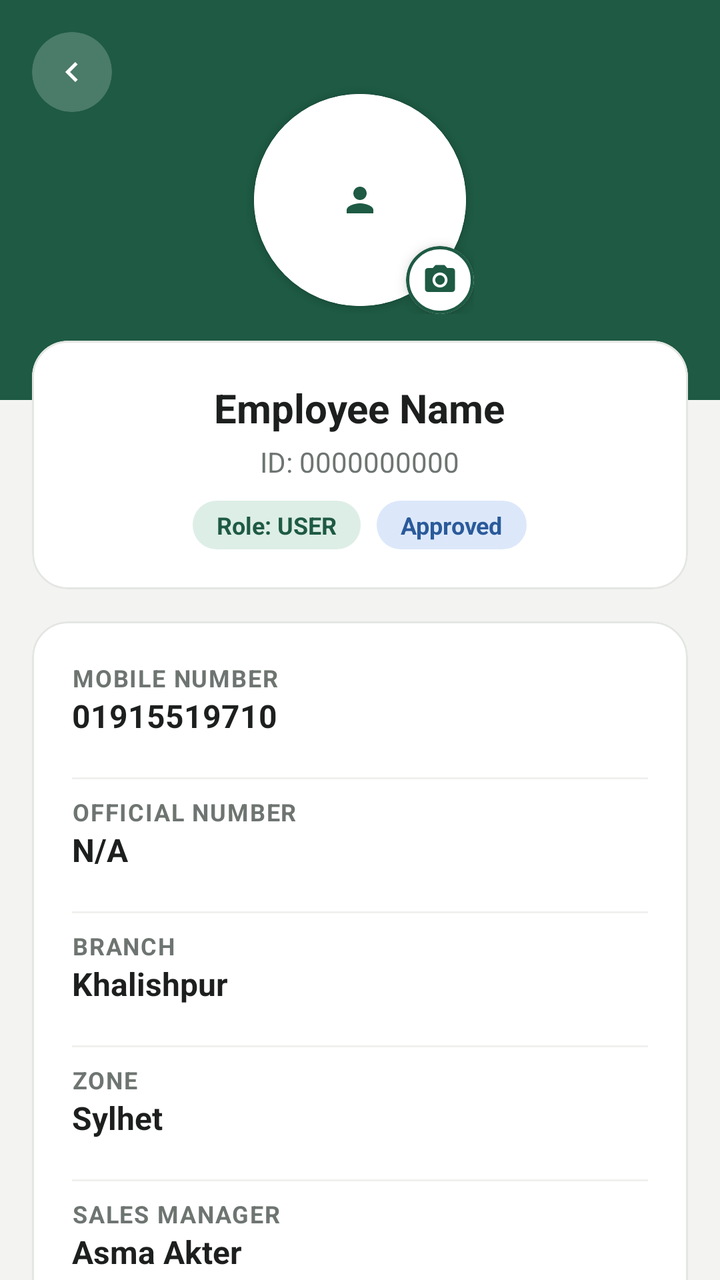
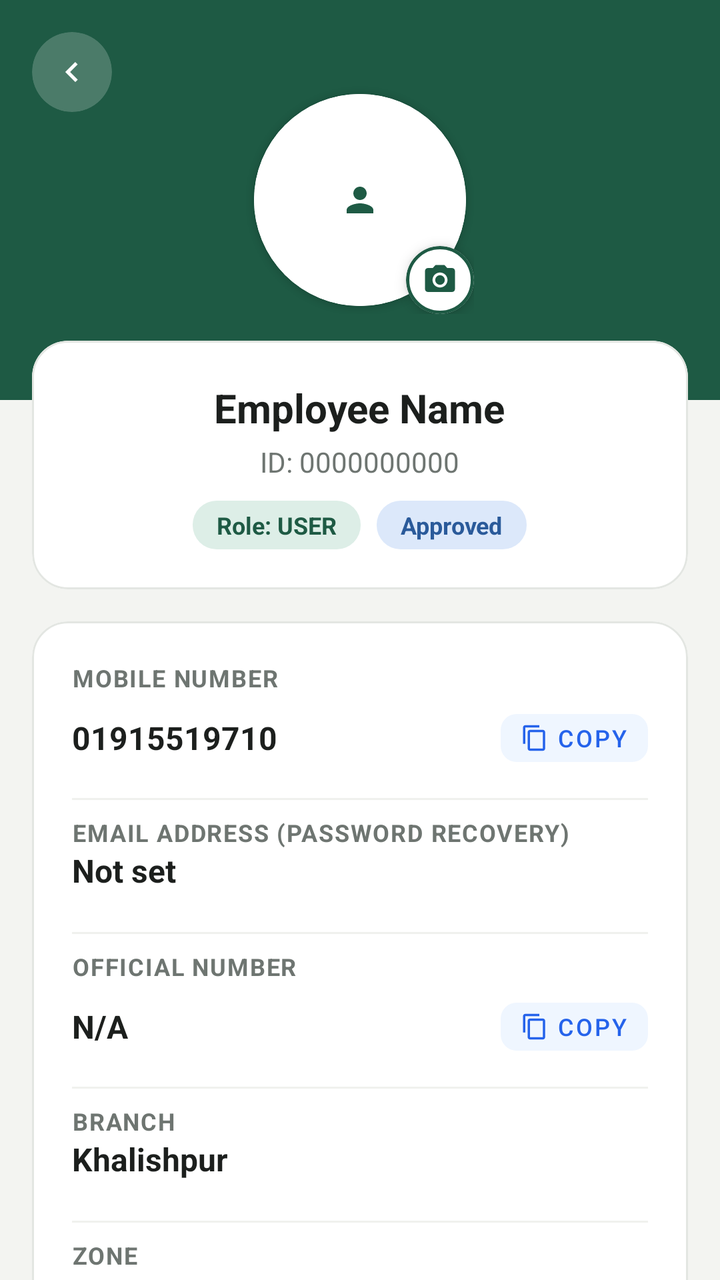

Screens rendered from an Android XML layout before and after an edit, with the pre-edit source and the edit as a unified diff.
<!-- AndroidManifest.xml: application theme Theme.PerformanceTracker -->
<!-- res/layout/activity_profile.xml -->
<?xml version="1.0" encoding="utf-8"?>
<LinearLayout xmlns:android="http://schemas.android.com/apk/res/android"
    xmlns:app="http://schemas.android.com/apk/res-auto"
    android:layout_width="match_parent"
    android:layout_height="match_parent"
    android:background="@color/background"
    android:orientation="vertical">

    <RelativeLayout
        android:layout_width="match_parent"
        android:layout_height="200dp"
        android:background="@color/primary"
        android:padding="16dp">

        <com.google.android.material.card.MaterialCardView
             android:layout_height="40dp"
             android:layout_width="40dp"
             app:cardCornerRadius="20dp"
             app:cardElevation="0dp"
             app:strokeWidth="0dp"
             app:cardBackgroundColor="#33FFFFFF"
             android:clickable="true"
             android:focusable="true"
             android:id="@+id/btnBack">

            <ImageView
                 android:layout_height="20dp"
                 android:layout_width="20dp"
                 android:layout_gravity="center"
                 android:src="@drawable/ic_chevron_right"
                 android:rotation="180"
                 app:tint="#FFFFFF" />

        </com.google.android.material.card.MaterialCardView>

        <FrameLayout
            android:layout_width="114dp"
            android:layout_height="114dp"
            android:layout_centerInParent="true">

            <com.google.android.material.card.MaterialCardView
                android:id="@+id/cardProfileAvatar"
                android:layout_width="106dp"
                android:layout_height="106dp"
                android:layout_gravity="center"
                android:clickable="true"
                android:focusable="true"
                app:cardCornerRadius="53dp"
                app:cardElevation="2dp"
                app:strokeColor="#FFFFFF"
                app:strokeWidth="3.5dp">

                <ImageView
                    android:id="@+id/ivProfileAvatar"
                    android:layout_width="match_parent"
                    android:layout_height="match_parent"
                    android:background="@color/surface_card"
                    android:scaleType="centerInside"
                    android:src="@drawable/ic_person"
                    app:tint="@color/primary"
                    android:padding="20dp" />
            </com.google.android.material.card.MaterialCardView>

            
            <com.google.android.material.card.MaterialCardView
                android:id="@+id/cardEditPhotoBadge"
                android:layout_width="34dp"
                android:layout_height="34dp"
                android:layout_gravity="bottom|end"
                android:clickable="true"
                android:focusable="true"
                app:cardBackgroundColor="@color/surface"
                app:cardCornerRadius="17dp"
                app:cardElevation="4dp"
                app:strokeColor="@color/primary"
                app:strokeWidth="1.5dp">

                <ImageView
                    android:layout_width="18dp"
                    android:layout_height="18dp"
                    android:layout_gravity="center"
                    android:src="@drawable/ic_camera"
                    app:tint="@color/primary" />
            </com.google.android.material.card.MaterialCardView>

        </FrameLayout>
    </RelativeLayout>

    <ScrollView
        android:layout_width="match_parent"
        android:layout_height="match_parent"
        android:layout_marginTop="-30dp"
        android:scrollbars="none">

        <LinearLayout
            android:layout_width="match_parent"
            android:layout_height="wrap_content"
            android:orientation="vertical"
            android:paddingHorizontal="16dp"
            android:paddingBottom="24dp">

            <com.google.android.material.card.MaterialCardView
                android:layout_width="match_parent"
                android:layout_height="wrap_content"
                android:layout_marginBottom="16dp"
                app:strokeColor="@color/card_stroke"
                app:strokeWidth="1dp"
                app:cardBackgroundColor="@color/surface_card"
                app:cardCornerRadius="18dp"
                app:cardElevation="0dp">

                <LinearLayout
                    android:layout_width="match_parent"
                    android:layout_height="wrap_content"
                    android:gravity="center"
                    android:orientation="vertical"
                    android:padding="20dp">

                    <TextView
                        android:id="@+id/tvProfileName"
                        android:layout_width="wrap_content"
                        android:layout_height="wrap_content"
                        android:text="Employee Name"
                        android:textColor="@color/text_primary"
                        android:textSize="20sp"
                        android:textStyle="bold" />

                    <TextView
                        android:id="@+id/tvProfileId"
                        android:layout_width="wrap_content"
                        android:layout_height="wrap_content"
                        android:layout_marginTop="4dp"
                        android:text="ID: 0000000000"
                        android:textColor="@color/text_secondary" />

                    <LinearLayout
                        android:layout_width="wrap_content"
                        android:layout_height="wrap_content"
                        android:layout_marginTop="10dp"
                        android:gravity="center_vertical"
                        android:orientation="horizontal">

                        <TextView
                            android:id="@+id/tvProfileRole"
                            android:layout_width="wrap_content"
                            android:layout_height="wrap_content"
                            android:background="@drawable/bg_badge_green"
                            android:textColor="@color/badge_green_icon"
                            android:paddingHorizontal="12dp"
                            android:paddingVertical="4dp"
                            android:textSize="12sp"
                            android:text="Role: USER"
                            android:textStyle="bold" />

                        <TextView
                            android:id="@+id/tvProfileStatus"
                            android:layout_width="wrap_content"
                            android:layout_height="wrap_content"
                            android:layout_marginStart="8dp"
                            android:background="@drawable/bg_badge_blue"
                            android:textColor="@color/badge_blue_icon"
                            android:paddingHorizontal="12dp"
                            android:paddingVertical="4dp"
                            android:textSize="12sp"
                            android:text="Approved"
                            android:textStyle="bold" />

                    </LinearLayout>
                </LinearLayout>
            </com.google.android.material.card.MaterialCardView>

            <com.google.android.material.card.MaterialCardView
                android:layout_width="match_parent"
                android:layout_height="wrap_content"
                android:layout_marginBottom="20dp"
                app:strokeColor="@color/card_stroke"
                app:strokeWidth="1dp"
                app:cardBackgroundColor="@color/surface_card"
                app:cardCornerRadius="18dp"
                app:cardElevation="0dp">

                <LinearLayout
                    android:layout_width="match_parent"
                    android:layout_height="wrap_content"
                    android:orientation="vertical"
                    android:padding="20dp">

                    <TextView style="@style/ProfileLabel" android:text="Mobile Number" />
                    <TextView android:id="@+id/tvProfileMobile" style="@style/ProfileValue" android:text="01915519710" />
                    <View style="@style/Divider" />

                    <TextView style="@style/ProfileLabel" android:text="Official Number" />
                    <TextView android:id="@+id/tvProfileOfficialNumber" style="@style/ProfileValue" android:text="N/A" />
                    <View style="@style/Divider" />

                    <TextView style="@style/ProfileLabel" android:text="Branch" />
                    <TextView android:id="@+id/tvProfileBranch" style="@style/ProfileValue" android:text="Khalishpur" />
                    <View style="@style/Divider" />

                    <TextView style="@style/ProfileLabel" android:text="Zone" />
                    <TextView android:id="@+id/tvProfileZone" style="@style/ProfileValue" android:text="Sylhet" />
                    <View style="@style/Divider" />

                    <TextView style="@style/ProfileLabel" android:text="Sales Manager" />
                    <TextView android:id="@+id/tvProfileManager" style="@style/ProfileValue" android:text="Asma Akter" />
                </LinearLayout>
            </com.google.android.material.card.MaterialCardView>

            
            <com.google.android.material.card.MaterialCardView
                android:id="@+id/cardProfileTarget"
                android:layout_width="match_parent"
                android:layout_height="wrap_content"
                android:layout_marginBottom="16dp"
                app:strokeColor="@color/card_stroke"
                app:strokeWidth="1dp"
                app:cardBackgroundColor="@color/surface_card"
                app:cardCornerRadius="18dp"
                app:cardElevation="0dp">

                <LinearLayout
                    android:layout_width="match_parent"
                    android:layout_height="wrap_content"
                    android:orientation="vertical"
                    android:padding="20dp">

                    <LinearLayout
                        android:layout_width="match_parent"
                        android:layout_height="wrap_content"
                        android:orientation="horizontal"
                        android:gravity="center_vertical"
                        android:layout_marginBottom="12dp">

                        <FrameLayout
                            android:layout_width="36dp"
                            android:layout_height="36dp"
                            android:background="@drawable/bg_badge_mint">

                            <ImageView
                                android:layout_width="20dp"
                                android:layout_height="20dp"
                                android:layout_gravity="center"
                                android:src="@drawable/ic_target"
                                app:tint="@color/badge_mint_icon" />
                        </FrameLayout>

                        <TextView
                            android:layout_width="0dp"
                            android:layout_height="wrap_content"
                            android:layout_weight="1"
                            android:layout_marginStart="10dp"
                            android:text="Performance Target"
                            android:textSize="16sp"
                            android:textColor="@color/text_primary"
                            android:textStyle="bold" />

                        <TextView
                            android:id="@+id/tvProfileAchievementBadge"
                            android:layout_width="wrap_content"
                            android:layout_height="wrap_content"
                            android:background="@drawable/bg_badge_green"
                            android:textColor="@color/badge_green_icon"
                            android:textSize="12sp"
                            android:textStyle="bold"
                            android:paddingHorizontal="10dp"
                            android:paddingVertical="4dp"
                            android:text="0.0%" />
                    </LinearLayout>

                    <LinearLayout
                        android:layout_width="match_parent"
                        android:layout_height="wrap_content"
                        android:orientation="horizontal"
                        android:layout_marginTop="4dp">

                        <LinearLayout
                            android:layout_width="0dp"
                            android:layout_height="wrap_content"
                            android:layout_weight="1"
                            android:orientation="vertical">

                            <TextView
                                style="@style/ProfileLabel"
                                android:text="Monthly Target" />

                            <TextView
                                android:id="@+id/tvProfileTargetCount"
                                style="@style/ProfileValue"
                                android:text="0 Cards"
                                android:textStyle="bold" />
                        </LinearLayout>

                        <LinearLayout
                            android:layout_width="0dp"
                            android:layout_height="wrap_content"
                            android:layout_weight="1"
                            android:orientation="vertical">

                            <TextView
                                style="@style/ProfileLabel"
                                android:text="Achieved Cards" />

                            <TextView
                                android:id="@+id/tvProfileAchievedCount"
                                style="@style/ProfileValue"
                                android:textColor="@color/badge_green_icon"
                                android:text="0 Cards"
                                android:textStyle="bold" />
                        </LinearLayout>
                    </LinearLayout>

                    <com.google.android.material.progressindicator.LinearProgressIndicator
                        android:id="@+id/progressProfileTarget"
                        android:layout_width="match_parent"
                        android:layout_height="wrap_content"
                        android:layout_marginTop="12dp"
                        app:trackCornerRadius="4dp"
                        app:trackThickness="8dp"
                        app:trackColor="#E0E0E0"
                        app:indicatorColor="@color/primary"
                        android:progress="0"
                        android:max="100" />

                    
                    <com.google.android.material.button.MaterialButton
                        android:id="@+id/btnProfileSetTarget"
                        style="@style/Widget.Material3.Button.TonalButton"
                        android:layout_width="match_parent"
                        android:layout_height="44dp"
                        android:layout_marginTop="14dp"
                        app:cornerRadius="12dp"
                        android:text="🎯 Set / Update Target (Admin)"
                        android:textSize="13sp"
                        android:textStyle="bold"
                        android:visibility="gone" />

                </LinearLayout>
            </com.google.android.material.card.MaterialCardView>

            <com.google.android.material.button.MaterialButton
                android:id="@+id/btnEditProfile"
                android:layout_width="match_parent"
                android:layout_height="52dp"
                android:layout_marginBottom="12dp"
                app:backgroundTint="@color/primary"
                android:text="Edit Profile"
                android:textColor="#FFFFFF"
                app:icon="@android:drawable/ic_menu_edit"
                app:iconTint="#FFFFFF"
                app:elevation="0dp"
                app:cornerRadius="14dp"
                android:textStyle="bold" />

            <com.google.android.material.button.MaterialButton
                android:id="@+id/btnLogout"
                android:layout_width="match_parent"
                android:layout_height="52dp"
                app:backgroundTint="@color/badge_red_bg"
                android:text="Logout Account"
                android:textColor="@color/badge_red_icon"
                app:elevation="0dp"
                app:cornerRadius="14dp"
                android:textStyle="bold" />

        </LinearLayout>
    </ScrollView>
</LinearLayout>
<!-- resources referenced by this layout -->
<resources>
  <color name="background">#F3F4F1</color>
  <color name="badge_blue_icon">#2A5A9A</color>
  <color name="badge_green_icon">#1E5A44</color>
  <color name="badge_mint_icon">#215C47</color>
  <color name="badge_red_bg">#FDE8E8</color>
  <color name="badge_red_icon">#D32F2F</color>
  <color name="card_stroke">#E3E6E2</color>
  <color name="primary">#1E5A44</color>
  <color name="surface">#FFFFFF</color>
  <color name="surface_card">#FFFFFF</color>
  <color name="text_primary">#1C1F1D</color>
  <color name="text_secondary">#6E7571</color>
  <!-- drawable bg_badge_blue (drawable) -->
  <?xml version="1.0" encoding="utf-8"?>
  <shape xmlns:android="http://schemas.android.com/apk/res/android">
      <solid android:color="@color/badge_blue_bg" />
      <corners android:radius="12dp" />
  </shape>
  <!-- drawable bg_badge_green (drawable) -->
  <?xml version="1.0" encoding="utf-8"?>
  <shape xmlns:android="http://schemas.android.com/apk/res/android">
      <solid android:color="@color/badge_green_bg" />
      <corners android:radius="12dp" />
  </shape>
  <!-- drawable bg_badge_mint (drawable) -->
  <?xml version="1.0" encoding="utf-8"?>
  <shape xmlns:android="http://schemas.android.com/apk/res/android">
      <solid android:color="@color/badge_mint_bg" />
      <corners android:radius="12dp" />
  </shape>
  <!-- drawable ic_chevron_right (drawable) -->
  <vector xmlns:android="http://schemas.android.com/apk/res/android"
      android:width="20dp"
      android:height="20dp"
      android:viewportWidth="24"
      android:viewportHeight="24">
    <path
        android:fillColor="@color/chevron_color"
        android:pathData="M10,6L8.59,7.41L13.17,12l-4.58,4.59L10,18l6,-6z"/>
  </vector>
  <!-- drawable ic_person (drawable) -->
  <vector xmlns:android="http://schemas.android.com/apk/res/android"
      android:width="20dp"
      android:height="20dp"
      android:viewportWidth="24"
      android:viewportHeight="24">
    <path
        android:fillColor="@color/primary"
        android:pathData="M12,12c2.21,0 4,-1.79 4,-4s-1.79,-4 -4,-4 -4,1.79 -4,4 1.79,4 4,4zM12,14c-2.67,0 -8,1.34 -8,4v2h16v-2c0,-2.66 -5.33,-4 -8,-4z"/>
  </vector>
  <style name="Divider">
          <item name="android:layout_width">match_parent</item>
          <item name="android:layout_height">1dp</item>
          <item name="android:background">@color/divider_color</item>
          <item name="android:layout_marginVertical">8dp</item>
      </style>
  <style name="ProfileValue">
          <item name="android:layout_width">wrap_content</item>
          <item name="android:layout_height">wrap_content</item>
          <item name="android:textSize">16sp</item>
          <item name="android:textColor">@color/text_primary</item>
          <item name="android:layout_marginBottom">12dp</item>
          <item name="android:textStyle">bold</item>
      </style>
  <color name="badge_blue_bg">#DCE8FA</color>
  <color name="badge_green_bg">#DDEEE7</color>
  <color name="badge_mint_bg">#D6EAE0</color>
  <color name="chevron_color">#9CA29E</color>
  <color name="divider_color">#F0F1EE</color>
  <color name="primary_dark">#154333</color>
  <color name="white">#FFFFFF</color>
  <color name="secondary">#256650</color>
  <color name="input_stroke_unfocused">#B4BEB8</color>
  <color name="input_background">#F7FAF8</color>
  <!-- unchanged entries left out for length: 5 -->
</resources>

<!-- the commit's change to res/layout/activity_profile.xml (unified diff, before → after) -->
@@ -186,11 +186,83 @@
                     android:padding="20dp">
 
                     <TextView style="@style/ProfileLabel" android:text="Mobile Number" />
-                    <TextView android:id="@+id/tvProfileMobile" style="@style/ProfileValue" android:text="01915519710" />
+                    <LinearLayout
+                        android:layout_width="match_parent"
+                        android:layout_height="wrap_content"
+                        android:gravity="center_vertical"
+                        android:layout_marginTop="4dp"
+                        android:layout_marginBottom="4dp"
+                        android:orientation="horizontal">
+
+                        <TextView
+                            android:id="@+id/tvProfileMobile"
+                            style="@style/ProfileValue"
+                            android:layout_width="0dp"
+                            android:layout_weight="1"
+                            android:layout_marginTop="0dp"
+                            android:layout_marginBottom="0dp"
+                            android:text="01915519710" />
+
+                        <com.google.android.material.button.MaterialButton
+                            android:id="@+id/btnCopyMobile"
+                            style="@style/Widget.MaterialComponents.Button.TextButton"
+                            android:layout_width="wrap_content"
+                            android:layout_height="36dp"
+                            android:minWidth="0dp"
+                            android:minHeight="0dp"
+                            android:paddingHorizontal="10dp"
+                            android:paddingVertical="0dp"
+                            android:text="Copy"
+                            android:textSize="12sp"
+                            android:textColor="#2563EB"
+                            app:icon="@drawable/ic_content_copy"
+                            app:iconSize="14dp"
+                            app:iconTint="#2563EB"
+                            app:cornerRadius="8dp"
+                            app:backgroundTint="#EFF6FF" />
+                    </LinearLayout>
                     <View style="@style/Divider" />
 
+                    <TextView style="@style/ProfileLabel" android:text="Email Address (Password Recovery)" />
+                    <TextView android:id="@+id/tvProfileEmail" style="@style/ProfileValue" android:text="Not set" />
+                    <View style="@style/Divider" />
+
                     <TextView style="@style/ProfileLabel" android:text="Official Number" />
-                    <TextView android:id="@+id/tvProfileOfficialNumber" style="@style/ProfileValue" android:text="N/A" />
+                    <LinearLayout
+                        android:layout_width="match_parent"
+                        android:layout_height="wrap_content"
+                        android:gravity="center_vertical"
+                        android:layout_marginTop="4dp"
+                        android:layout_marginBottom="4dp"
+                        android:orientation="horizontal">
+
+                        <TextView
+                            android:id="@+id/tvProfileOfficialNumber"
+                            style="@style/ProfileValue"
+                            android:layout_width="0dp"
+                            android:layout_weight="1"
+                            android:layout_marginTop="0dp"
+                            android:layout_marginBottom="0dp"
+                            android:text="N/A" />
+
+                        <com.google.android.material.button.MaterialButton
+                            android:id="@+id/btnCopyOfficialNumber"
+                            style="@style/Widget.MaterialComponents.Button.TextButton"
+                            android:layout_width="wrap_content"
+                            android:layout_height="36dp"
+                            android:minWidth="0dp"
+                            android:minHeight="0dp"
+                            android:paddingHorizontal="10dp"
+                            android:paddingVertical="0dp"
+                            android:text="Copy"
+                            android:textSize="12sp"
+                            android:textColor="#2563EB"
+                            app:icon="@drawable/ic_content_copy"
+                            app:iconSize="14dp"
+                            app:iconTint="#2563EB"
+                            app:cornerRadius="8dp"
+                            app:backgroundTint="#EFF6FF" />
+                    </LinearLayout>
                     <View style="@style/Divider" />
 
                     <TextView style="@style/ProfileLabel" android:text="Branch" />
@@ -199,10 +271,26 @@
 
                     <TextView style="@style/ProfileLabel" android:text="Zone" />
                     <TextView android:id="@+id/tvProfileZone" style="@style/ProfileValue" android:text="Sylhet" />
-                    <View style="@style/Divider" />
-
-                    <TextView style="@style/ProfileLabel" android:text="Sales Manager" />
-                    <TextView android:id="@+id/tvProfileManager" style="@style/ProfileValue" android:text="Asma Akter" />
+
+                    
+                    <LinearLayout
+                        android:id="@+id/layoutProfileManagerGroup"
+                        android:layout_width="match_parent"
+                        android:layout_height="wrap_content"
+                        android:orientation="vertical">
+
+                        <View style="@style/Divider" />
+
+                        <TextView
+                            android:id="@+id/tvProfileManagerLabel"
+                            style="@style/ProfileLabel"
+                            android:text="Sales Manager" />
+
+                        <TextView
+                            android:id="@+id/tvProfileManager"
+                            style="@style/ProfileValue"
+                            android:text="Asma Akter" />
+                    </LinearLayout>
                 </LinearLayout>
             </com.google.android.material.card.MaterialCardView>
 
@@ -324,7 +412,7 @@
                     
                     <com.google.android.material.button.MaterialButton
                         android:id="@+id/btnProfileSetTarget"
-                        style="@style/Widget.Material3.Button.TonalButton"
+                        style="@style/Widget.MaterialComponents.Button.UnelevatedButton"
                         android:layout_width="match_parent"
                         android:layout_height="44dp"
                         android:layout_marginTop="14dp"
<!-- resource entries referenced after the edit -->
@@ -40,6 +40,16 @@
         android:fillColor="@color/chevron_color"
         android:pathData="M10,6L8.59,7.41L13.17,12l-4.58,4.59L10,18l6,-6z"/>
   </vector>
+  <!-- drawable ic_content_copy (drawable) -->
+  <vector xmlns:android="http://schemas.android.com/apk/res/android"
+      android:width="24dp"
+      android:height="24dp"
+      android:viewportWidth="24"
+      android:viewportHeight="24">
+    <path
+        android:fillColor="#FF2563EB"
+        android:pathData="M16,1L4,1c-1.1,0 -2,0.9 -2,2v14h2L4,3h12L16,1zM19,5L8,5c-1.1,0 -2,0.9 -2,2v14c0,1.1 0.9,2 2,2h11c1.1,0 2,-0.9 2,-2L21,7c0,-1.1 -0.9,-2 -2,-2zM19,21L8,21L8,7h11v14z"/>
+  </vector>
   <!-- drawable ic_person (drawable) -->
   <vector xmlns:android="http://schemas.android.com/apk/res/android"
       android:width="20dp"
